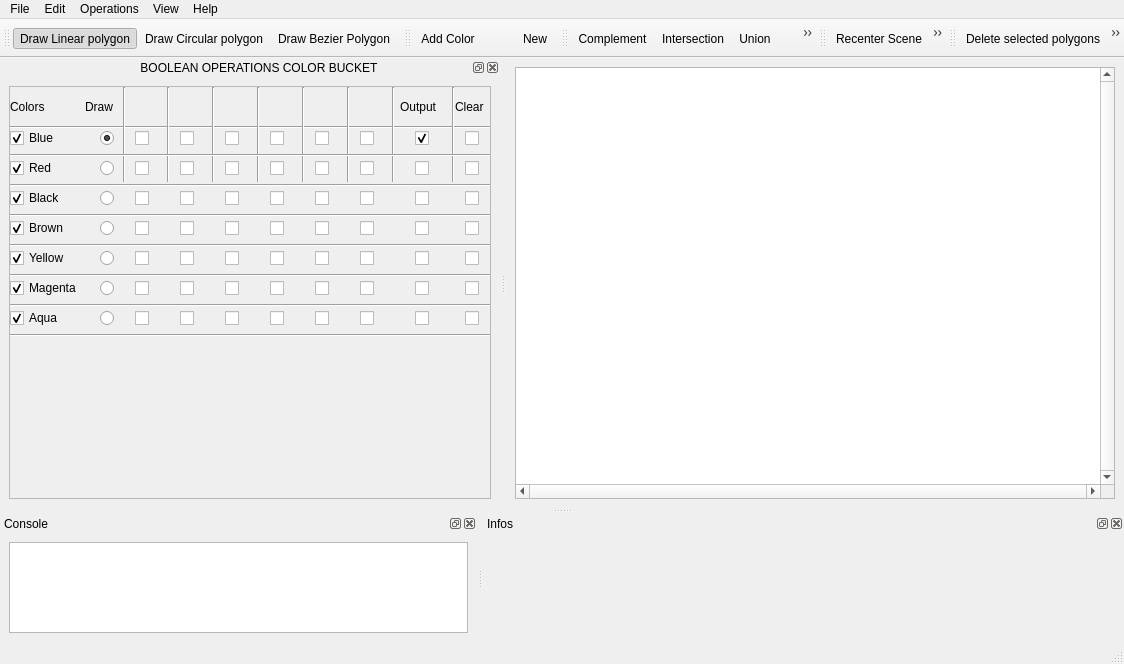
First picture: the form in Boolean_set_operations_2/demo/Boolean_set_operations_2/UiFiles/Boolean_set_operations_2.ui, repository CGAL/cgal, before the edit.
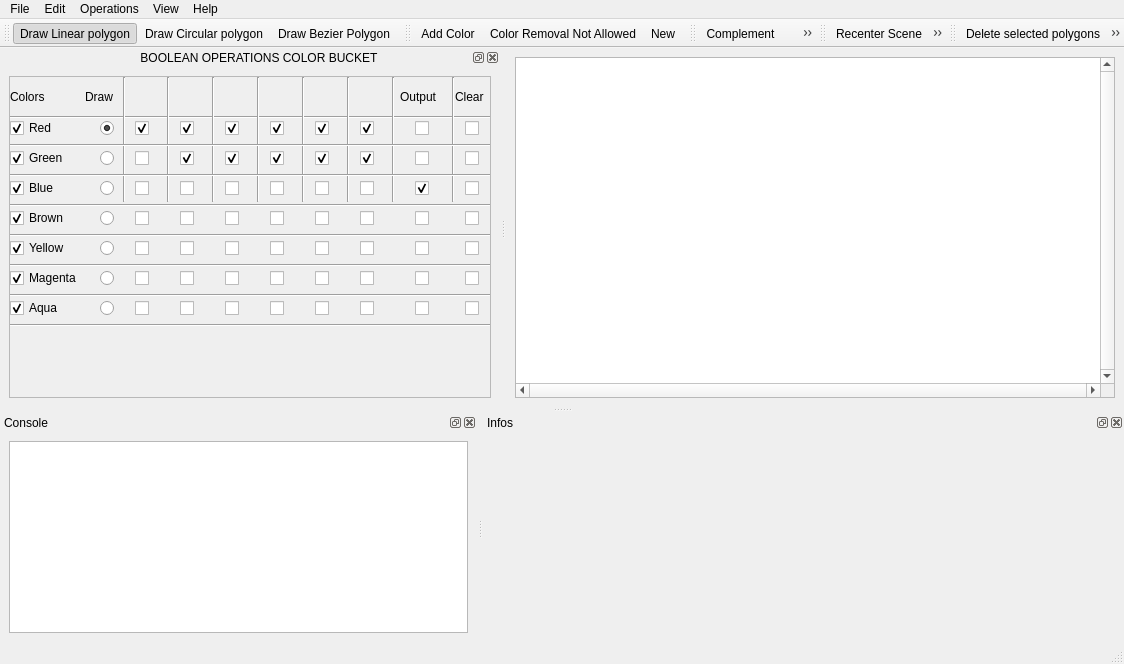
Second picture: the form after the edit. Icons and pictures are not drawn.

Commit message: color bucket fixes and input polygon pen color

```diff
--- a/Boolean_set_operations_2/demo/Boolean_set_operations_2/UiFiles/Boolean_set_operations_2.ui
+++ b/Boolean_set_operations_2/demo/Boolean_set_operations_2/UiFiles/Boolean_set_operations_2.ui
@@ -270,7 +270,7 @@
    <property name="minimumSize" >
     <size>
       <width>500</width>
-      <height>450</height>
+      <height>200</height>
     </size>
    </property>
    <property name="sizePolicy">
@@ -323,28 +323,28 @@
               </rect>
              </property>
              <property name="text">
-              <string>Blue</string>
-             </property>
-             <property name="checked">
-              <bool>true</bool>
-             </property>
-            </widget>
-            <widget class="QCheckBox" name="showRed">
-             <property name="geometry">
-              <rect>
-               <x>0</x>
-               <y>70</y>
-               <width>101</width>
-               <height>22</height>
-              </rect>
-             </property>
-             <property name="text">
               <string>Red</string>
              </property>
              <property name="checked">
               <bool>true</bool>
              </property>
             </widget>
+            <widget class="QCheckBox" name="showRed">
+             <property name="geometry">
+              <rect>
+               <x>0</x>
+               <y>70</y>
+               <width>101</width>
+               <height>22</height>
+              </rect>
+             </property>
+             <property name="text">
+              <string>Green</string>
+             </property>
+             <property name="checked">
+              <bool>true</bool>
+             </property>
+            </widget>
             <widget class="QCheckBox" name="ResultComplement">
              <property name="geometry">
               <rect>
@@ -563,7 +563,7 @@
               </rect>
              </property>
              <property name="text">
-              <string>Black</string>
+              <string>Blue</string>
              </property>
              <property name="checked">
               <bool>true</bool>
@@ -767,7 +767,7 @@
               <string></string>
              </property>
              <property name="checked">
-              <bool>false</bool>
+              <bool>true</bool>
              </property>
             </widget>
             <widget class="QCheckBox" name="showBlueInt">
@@ -783,7 +783,7 @@
               <string></string>
              </property>
              <property name="checked">
-              <bool>false</bool>
+              <bool>true</bool>
              </property>
             </widget>
             <widget class="QCheckBox" name="showBlueUnion">
@@ -799,7 +799,7 @@
               <string></string>
              </property>
              <property name="checked">
-              <bool>false</bool>
+              <bool>true</bool>
              </property>
             </widget>
             <widget class="QCheckBox" name="showBlueDiff">
@@ -815,7 +815,7 @@
               <string></string>
              </property>
              <property name="checked">
-              <bool>false</bool>
+              <bool>true</bool>
              </property>
             </widget>
             <widget class="QCheckBox" name="showBlueSym_Diff">
@@ -831,7 +831,7 @@
               <string></string>
              </property>
              <property name="checked">
-              <bool>false</bool>
+              <bool>true</bool>
              </property>
             </widget>
             <widget class="QCheckBox" name="showBlueMink_Sum">
@@ -850,7 +850,7 @@
               <string></string>
              </property>
              <property name="checked">
-              <bool>false</bool>
+              <bool>true</bool>
              </property>
             </widget>
             <widget class="QCheckBox" name="showRedComp">
@@ -882,7 +882,7 @@
               <string></string>
              </property>
              <property name="checked">
-              <bool>false</bool>
+              <bool>true</bool>
              </property>
             </widget>
             <widget class="QCheckBox" name="showRedUnion">
@@ -898,7 +898,7 @@
               <string></string>
              </property>
              <property name="checked">
-              <bool>false</bool>
+              <bool>true</bool>
              </property>
             </widget>
             <widget class="QCheckBox" name="showRedDiff">
@@ -914,7 +914,7 @@
               <string></string>
              </property>
              <property name="checked">
-              <bool>false</bool>
+              <bool>true</bool>
              </property>
             </widget>
             <widget class="QCheckBox" name="showRedSym_Diff">
@@ -930,7 +930,7 @@
               <string></string>
              </property>
              <property name="checked">
-              <bool>false</bool>
+              <bool>true</bool>
              </property>
             </widget>
             <widget class="QCheckBox" name="showRedMink_Sum">
@@ -949,7 +949,7 @@
               <string></string>
              </property>
              <property name="checked">
-              <bool>false</bool>
+              <bool>true</bool>
              </property>
             </widget>
             <widget class="QCheckBox" name="showBlackComp">
@@ -2111,7 +2111,7 @@
                 <x>111</x>
                 <y>0</y>
                 <width>7</width>
-                <height>95</height>
+                <height>125</height>
                 </rect>
               </property>
               <property name="orientation">
@@ -2124,7 +2124,7 @@
                 <x>155</x>
                 <y>0</y>
                 <width>7</width>
-                <height>95</height>
+                <height>125</height>
                 </rect>
               </property>
               <property name="orientation">
@@ -2137,7 +2137,7 @@
                 <x>200</x>
                 <y>0</y>
                 <width>7</width>
-                <height>95</height>
+                <height>125</height>
                 </rect>
               </property>
               <property name="orientation">
@@ -2150,7 +2150,7 @@
                 <x>245</x>
                 <y>0</y>
                 <width>7</width>
-                <height>95</height>
+                <height>125</height>
                 </rect>
               </property>
               <property name="orientation">
@@ -2163,7 +2163,7 @@
                 <x>290</x>
                 <y>0</y>
                 <width>7</width>
-                <height>95</height>
+                <height>125</height>
                 </rect>
               </property>
               <property name="orientation">
@@ -2176,7 +2176,7 @@
                 <x>335</x>
                 <y>0</y>
                 <width>7</width>
-                <height>95</height>
+                <height>125</height>
                 </rect>
               </property>
               <property name="orientation">
@@ -2192,7 +2192,7 @@
                 <x>380</x>
                 <y>0</y>
                 <width>7</width>
-                <height>95</height>
+                <height>125</height>
                 </rect>
               </property>
               <property name="orientation">
@@ -2205,7 +2205,7 @@
                 <x>440</x>
                 <y>0</y>
                 <width>7</width>
-                <height>95</height>
+                <height>125</height>
                 </rect>
               </property>
               <property name="orientation">
@@ -2607,7 +2607,7 @@
               <string></string>
              </property>
              <property name="checked">
-              <bool>true</bool>
+              <bool>false</bool>
              </property>
             </widget>
             <widget class="QCheckBox" name="showResRed">
@@ -2631,7 +2631,7 @@
             </widget>
             <widget class="QCheckBox" name="showResBlack">
               <property name="checked">
-                <bool>false</bool>
+                <bool>true</bool>
               </property>
               <property name="Visible">
                 <bool>false</bool>
@@ -3213,6 +3213,9 @@
       <iconset resource="Boolean_operations_2.qrc">
       <normaloff>:/cgal/icons/minus</normaloff>:/cgal/icons/minus</iconset>
     </property>
+    <property name="text">
+      <string>Color Removal Not Allowed</string>
+    </property>
   </action>
   <action name="actionDeleteAll">
    <property name="icon">
```
Left out of the diff: 22 changed lines with no effect on the pictures. The commit also changes 1 other file.
